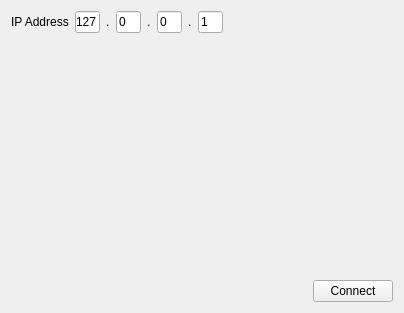
First picture: the form in client/src/windows/connect_window.ui, repository lPrimemaster/DCScan-GUI, before the edit.
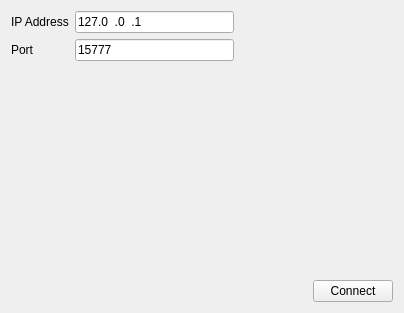
Second picture: the form after the edit.

The edit to the form file:
```diff
--- a/client/src/windows/connect_window.ui
+++ b/client/src/windows/connect_window.ui
@@ -17,148 +17,25 @@
    <item>
     <layout class="QVBoxLayout" name="verticalLayout">
      <item>
-      <layout class="QHBoxLayout" name="horizontalLayout">
-       <item>
+      <layout class="QGridLayout" name="gridLayout">
+       <item row="0" column="0">
         <widget class="QLabel" name="label">
          <property name="text">
           <string>IP Address</string>
          </property>
         </widget>
        </item>
-       <item>
+       <item row="0" column="1">
         <widget class="QLineEdit" name="lineEdit">
-         <property name="sizePolicy">
-          <sizepolicy hsizetype="Fixed" vsizetype="Fixed">
-           <horstretch>0</horstretch>
-           <verstretch>0</verstretch>
-          </sizepolicy>
-         </property>
-         <property name="maximumSize">
-          <size>
-           <width>25</width>
-           <height>16777215</height>
-          </size>
-         </property>
-         <property name="baseSize">
-          <size>
-           <width>0</width>
-           <height>0</height>
-          </size>
-         </property>
          <property name="inputMask">
-          <string>000</string>
+          <string>000.000.000.000</string>
          </property>
          <property name="text">
-          <string>127</string>
+          <string>127.0.0.1</string>
          </property>
         </widget>
        </item>
-       <item>
-        <widget class="QLabel" name="label_2">
-         <property name="sizePolicy">
-          <sizepolicy hsizetype="Maximum" vsizetype="Preferred">
-           <horstretch>0</horstretch>
-           <verstretch>0</verstretch>
-          </sizepolicy>
-         </property>
-         <property name="text">
-          <string>.</string>
-         </property>
-        </widget>
-       </item>
-       <item>
-        <widget class="QLineEdit" name="lineEdit_2">
-         <property name="sizePolicy">
-          <sizepolicy hsizetype="Fixed" vsizetype="Fixed">
-           <horstretch>0</horstretch>
-           <verstretch>0</verstretch>
-          </sizepolicy>
-         </property>
-         <property name="maximumSize">
-          <size>
-           <width>25</width>
-           <height>16777215</height>
-          </size>
-         </property>
-         <property name="inputMask">
-          <string>000</string>
-         </property>
-         <property name="text">
-          <string>0</string>
-         </property>
-        </widget>
-       </item>
-       <item>
-        <widget class="QLabel" name="label_3">
-         <property name="sizePolicy">
-          <sizepolicy hsizetype="Maximum" vsizetype="Preferred">
-           <horstretch>0</horstretch>
-           <verstretch>0</verstretch>
-          </sizepolicy>
-         </property>
-         <property name="text">
-          <string>.</string>
-         </property>
-        </widget>
-       </item>
-       <item>
-        <widget class="QLineEdit" name="lineEdit_3">
-         <property name="sizePolicy">
-          <sizepolicy hsizetype="Fixed" vsizetype="Fixed">
-           <horstretch>0</horstretch>
-           <verstretch>0</verstretch>
-          </sizepolicy>
-         </property>
-         <property name="maximumSize">
-          <size>
-           <width>25</width>
-           <height>16777215</height>
-          </size>
-         </property>
-         <property name="inputMask">
-          <string>000</string>
-         </property>
-         <property name="text">
-          <string>0</string>
-         </property>
-        </widget>
-       </item>
-       <item>
-        <widget class="QLabel" name="label_4">
-         <property name="sizePolicy">
-          <sizepolicy hsizetype="Maximum" vsizetype="Preferred">
-           <horstretch>0</horstretch>
-           <verstretch>0</verstretch>
-          </sizepolicy>
-         </property>
-         <property name="text">
-          <string>.</string>
-         </property>
-        </widget>
-       </item>
-       <item>
-        <widget class="QLineEdit" name="lineEdit_4">
-         <property name="sizePolicy">
-          <sizepolicy hsizetype="Fixed" vsizetype="Fixed">
-           <horstretch>0</horstretch>
-           <verstretch>0</verstretch>
-          </sizepolicy>
-         </property>
-         <property name="maximumSize">
-          <size>
-           <width>25</width>
-           <height>16777215</height>
-          </size>
-         </property>
-         <property name="inputMask">
-          <string>000</string>
-         </property>
-         <property name="text">
-          <string>1</string>
-         </property>
-        </widget>
-       </item>
-       <item>
+       <item row="0" column="2">
         <spacer name="horizontalSpacer">
          <property name="orientation">
           <enum>Qt::Horizontal</enum>
@@ -171,6 +48,23 @@
          </property>
         </spacer>
        </item>
+       <item row="1" column="0">
+        <widget class="QLabel" name="label_2">
+         <property name="text">
+          <string>Port</string>
+         </property>
+        </widget>
+       </item>
+       <item row="1" column="1">
+        <widget class="QLineEdit" name="lineEdit_2">
+         <property name="inputMask">
+          <string>00000</string>
+         </property>
+         <property name="text">
+          <string>15777</string>
+         </property>
+        </widget>
+       </item>
       </layout>
      </item>
      <item>
```
